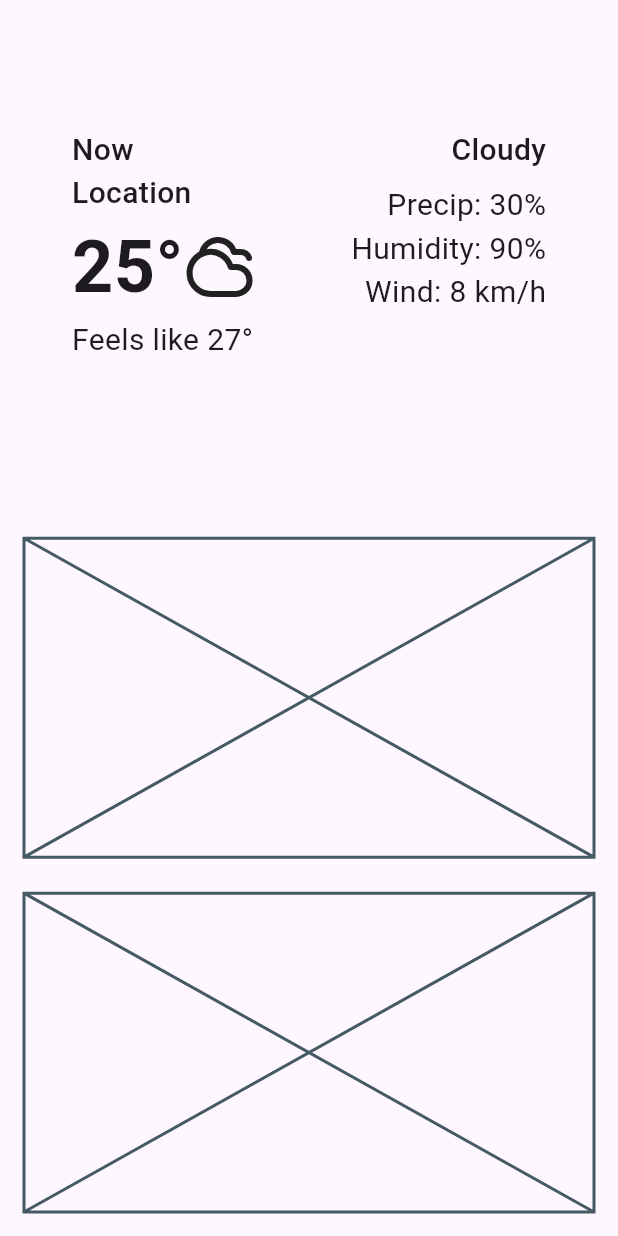
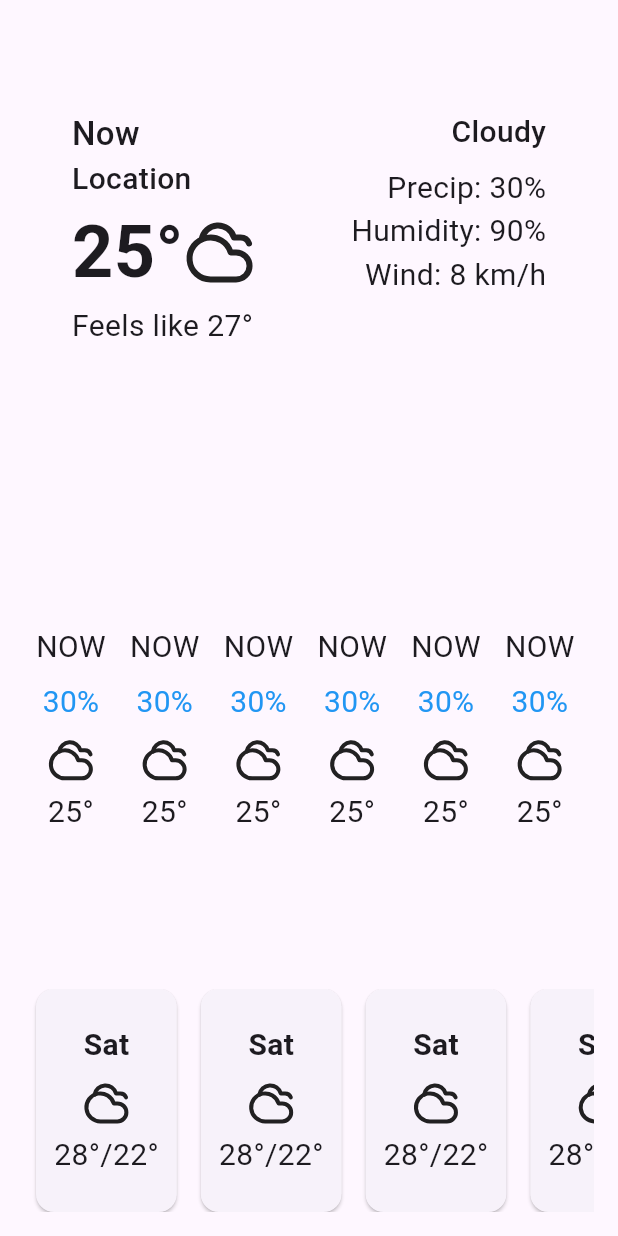
Before and after one commit to oreiscool/clear_weather, a Flutter app: the screen it shows after launch, on a phone screen of 412 x 824 dp. Run offline on Flutter 3.47's test engine with Material 3 defaults, Android fonts, the phone set to English and light mode, and no system bars; our stand-ins replace flutter_riverpod, lucide_icons_flutter.

Commit message:
feat(ui): Implement static hourly and daily forecasts

```diff
--- a/lib/pages/home_page.dart
+++ b/lib/pages/home_page.dart
@@ -1,6 +1,8 @@
 import 'package:flutter/material.dart';
 import 'package:flutter_riverpod/flutter_riverpod.dart';
 import 'package:clear_weather/widgets/current_weather_display.dart';
+import 'package:clear_weather/widgets/hourly_forecast_display.dart';
+import 'package:clear_weather/widgets/daily_forecast_display.dart';
 
 class HomePage extends ConsumerWidget {
   const HomePage({super.key});
@@ -14,11 +16,11 @@ class HomePage extends ConsumerWidget {
           child: Column(
             mainAxisAlignment: MainAxisAlignment.center,
             children: [
-              const Expanded(flex: 3, child: CurrentWeatherDisplay()),
+              const Expanded(flex: 4, child: CurrentWeatherDisplay()),
               const SizedBox(height: 24),
-              const Expanded(flex: 2, child: Placeholder()),
+              const Expanded(flex: 4, child: HourlyForecastDisplay()),
               const SizedBox(height: 24),
-              const Expanded(flex: 2, child: Placeholder()),
+              const Expanded(flex: 2, child: DailyForecastDisplay()),
             ],
           ),
         ),
--- a/lib/widgets/current_weather_display.dart
+++ b/lib/widgets/current_weather_display.dart
@@ -19,7 +19,7 @@ class CurrentWeatherDisplay extends ConsumerWidget {
               children: [
                 Text(
                   'Now',
-                  style: TextStyle(fontSize: 20, fontWeight: FontWeight.w500),
+                  style: TextStyle(fontSize: 22, fontWeight: FontWeight.w500),
                 ),
                 Text(
                   'Location',
--- /dev/null
+++ b/lib/widgets/daily_forecast_display.dart
@@ -0,0 +1,18 @@
+import 'package:flutter/material.dart';
+import 'package:flutter_riverpod/flutter_riverpod.dart';
+import 'package:clear_weather/widgets/daily_forecast_item.dart';
+
+class DailyForecastDisplay extends ConsumerWidget {
+  const DailyForecastDisplay({super.key});
+
+  @override
+  Widget build(BuildContext context, WidgetRef ref) {
+    return ListView.builder(
+      scrollDirection: Axis.horizontal,
+      itemCount: 7,
+      itemBuilder: (context, index) {
+        return const DailyForecastItem();
+      },
+    );
+  }
+}
--- /dev/null
+++ b/lib/widgets/daily_forecast_item.dart
@@ -0,0 +1,29 @@
+import 'package:flutter/material.dart';
+import 'package:lucide_icons_flutter/lucide_icons.dart';
+
+class DailyForecastItem extends StatelessWidget {
+  const DailyForecastItem({super.key});
+
+  @override
+  Widget build(BuildContext context) {
+    return const Card(
+      margin: EdgeInsets.symmetric(horizontal: 8),
+      child: Padding(
+        padding: EdgeInsets.all(12),
+        child: Column(
+          mainAxisAlignment: MainAxisAlignment.center,
+          children: [
+            Text(
+              'Sat',
+              style: TextStyle(fontSize: 20, fontWeight: FontWeight.bold),
+            ),
+            SizedBox(height: 8),
+            Icon(LucideIcons.cloudy, size: 32),
+            SizedBox(height: 4),
+            Text('28°/22°', style: TextStyle(fontSize: 20)),
+          ],
+        ),
+      ),
+    );
+  }
+}
--- /dev/null
+++ b/lib/widgets/hourly_forecast_display.dart
@@ -0,0 +1,18 @@
+import 'package:flutter/material.dart';
+import 'package:flutter_riverpod/flutter_riverpod.dart';
+import 'package:clear_weather/widgets/hourly_forecast_item.dart';
+
+class HourlyForecastDisplay extends ConsumerWidget {
+  const HourlyForecastDisplay({super.key});
+
+  @override
+  Widget build(BuildContext context, WidgetRef ref) {
+    return ListView.builder(
+      scrollDirection: Axis.horizontal,
+      itemCount: 24,
+      itemBuilder: (context, index) {
+        return const HourlyForecastItem();
+      },
+    );
+  }
+}
--- /dev/null
+++ b/lib/widgets/hourly_forecast_item.dart
@@ -0,0 +1,25 @@
+import 'package:flutter/material.dart';
+import 'package:lucide_icons_flutter/lucide_icons.dart';
+
+class HourlyForecastItem extends StatelessWidget {
+  const HourlyForecastItem({super.key});
+
+  @override
+  Widget build(BuildContext context) {
+    return const Padding(
+      padding: EdgeInsets.symmetric(horizontal: 8),
+      child: Column(
+        mainAxisAlignment: MainAxisAlignment.center,
+        children: [
+          Text('NOW', style: TextStyle(fontSize: 20)),
+          SizedBox(height: 8),
+          Text('30%', style: TextStyle(fontSize: 20, color: Colors.blue)),
+          SizedBox(height: 8),
+          Icon(LucideIcons.cloudy, size: 32),
+          SizedBox(height: 4),
+          Text('25°', style: TextStyle(fontSize: 20)),
+        ],
+      ),
+    );
+  }
+}
```
